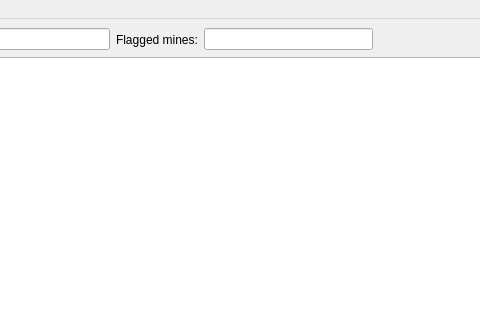
Above: gui/mineswepeer_window.ui from monkecoder/Minesweeper before the change; both pictures show x 164 to 644 and y 0 to 320 of the 800 by 600 pixel window. Below: the same form after it.
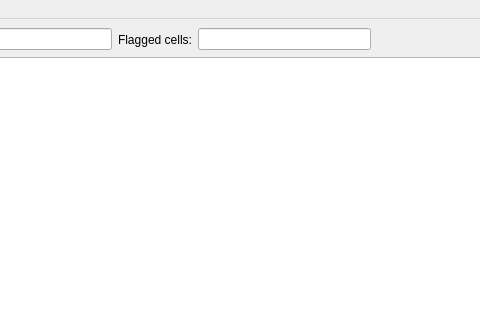
That is the form after the change.

Commit message: Added animation period setting; fixed extra delays for mines explode; now full flagged cells count will be shown, even if it is bigger than mines count

Patch:
```diff
--- a/gui/mineswepeer_window.ui
+++ b/gui/mineswepeer_window.ui
@@ -34,7 +34,7 @@
       <item>
        <widget class="QLabel" name="label_minesFlagged">
         <property name="text">
-         <string>Flagged mines:</string>
+         <string>Flagged cells:</string>
         </property>
        </widget>
       </item>
```
Left out of the diff: 6 changed lines with no effect on the pictures. The commit also changes 4 other files.
